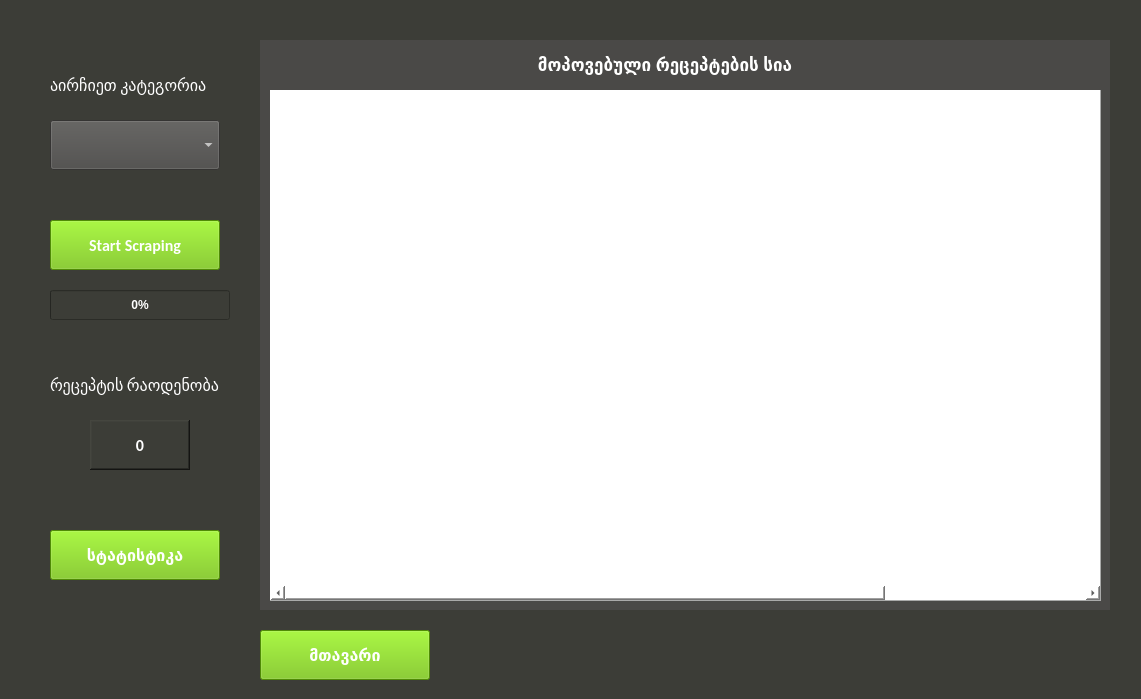
The window that ui/app.ui (CodeVnebula/recipe-scraper) describes before a commit, drawn with Qt 5.
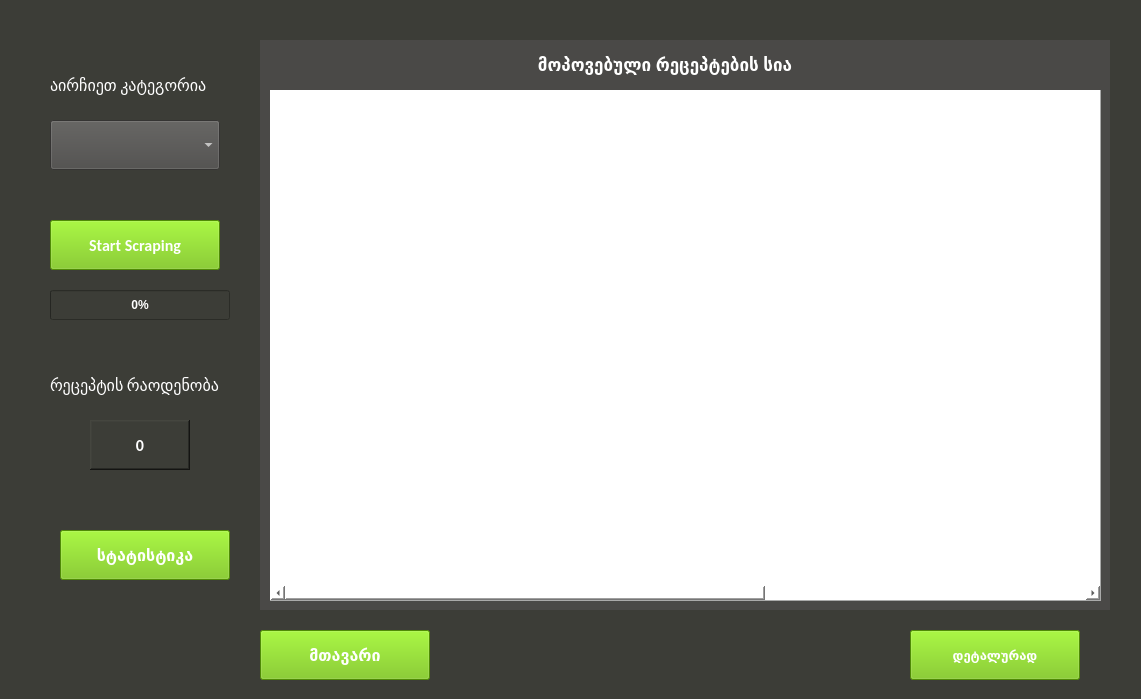
The same window after the commit. The open tabs and pages were chosen to show the change.

Commit message: added details button

Diff of the .ui file:
```diff
--- a/ui/app.ui
+++ b/ui/app.ui
@@ -176,6 +176,20 @@
         </font>
        </property>
       </column>
+      <column>
+       <property name="text">
+        <string notr="true">_id</string>
+       </property>
+       <property name="font">
+        <font>
+         <stylestrategy>NoAntialias</stylestrategy>
+         <kerning>true</kerning>
+        </font>
+       </property>
+       <property name="textAlignment">
+        <set>AlignLeading|AlignBottom</set>
+       </property>
+      </column>
      </widget>
     </widget>
     <widget class="QWidget" name="recipe_details_page">
@@ -1316,7 +1330,7 @@
    <widget class="QPushButton" name="stats_button">
     <property name="geometry">
      <rect>
-      <x>50</x>
+      <x>60</x>
       <y>530</y>
       <width>170</width>
       <height>50</height>
@@ -1502,6 +1516,66 @@
      <string>%p%</string>
     </property>
    </widget>
+   <widget class="QPushButton" name="extra_info_button">
+    <property name="geometry">
+     <rect>
+      <x>910</x>
+      <y>630</y>
+      <width>170</width>
+      <height>50</height>
+     </rect>
+    </property>
+    <property name="font">
+     <font>
+      <family>Calibri</family>
+      <pointsize>10</pointsize>
+      <weight>75</weight>
+      <bold>true</bold>
+     </font>
+    </property>
+    <property name="styleSheet">
+     <string notr="true">background: #6EC207; color: white;</string>
+    </property>
+    <property name="text">
+     <string>დეტალურად</string>
+    </property>
+    <property name="iconSize">
+     <size>
+      <width>20</width>
+      <height>20</height>
+     </size>
+    </property>
+   </widget>
+   <widget class="QLabel" name="selected_recipe_label">
+    <property name="geometry">
+     <rect>
+      <x>439</x>
+      <y>630</y>
+      <width>461</width>
+      <height>50</height>
+     </rect>
+    </property>
+    <property name="font">
+     <font>
+      <family>Calibri</family>
+      <pointsize>16</pointsize>
+      <weight>50</weight>
+      <bold>false</bold>
+     </font>
+    </property>
+    <property name="styleSheet">
+     <string notr="true">color: white;</string>
+    </property>
+    <property name="text">
+     <string/>
+    </property>
+    <property name="textFormat">
+     <enum>Qt::AutoText</enum>
+    </property>
+    <property name="alignment">
+     <set>Qt::AlignRight|Qt::AlignTrailing|Qt::AlignVCenter</set>
+    </property>
+   </widget>
   </widget>
  </widget>
  <resources/>
```
Left out of the diff: 17 changed lines with no effect on the pictures. The commit also changes 2 other files.
